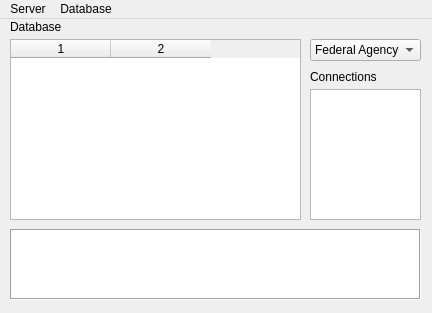
Old version of the form Server/server.ui in the repository Jasyer/Praktikum.
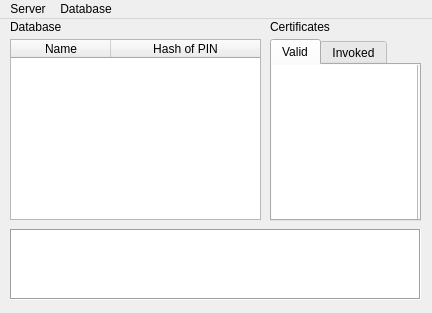
New version of the form.

Patch:
```diff
--- a/Server/server.ui
+++ b/Server/server.ui
@@ -42,18 +42,29 @@
      <rect>
       <x>10</x>
       <y>20</y>
-      <width>291</width>
+      <width>251</width>
       <height>181</height>
      </rect>
     </property>
     <property name="alternatingRowColors">
      <bool>false</bool>
     </property>
-    <property name="columnCount">
-     <number>2</number>
-    </property>
-    <column/>
-    <column/>
+    <attribute name="horizontalHeaderVisible">
+     <bool>true</bool>
+    </attribute>
+    <attribute name="horizontalHeaderStretchLastSection">
+     <bool>true</bool>
+    </attribute>
+    <column>
+     <property name="text">
+      <string>Name</string>
+     </property>
+    </column>
+    <column>
+     <property name="text">
+      <string>Hash of PIN</string>
+     </property>
+    </column>
    </widget>
    <widget class="QLabel" name="label">
     <property name="geometry">
@@ -68,63 +79,61 @@
      <string>Database</string>
     </property>
    </widget>
-   <widget class="QListWidget" name="listWidget">
-    <property name="geometry">
-     <rect>
-      <x>310</x>
-      <y>70</y>
-      <width>111</width>
-      <height>131</height>
-     </rect>
-    </property>
-    <property name="sizePolicy">
-     <sizepolicy hsizetype="Expanding" vsizetype="Expanding">
-      <horstretch>0</horstretch>
-      <verstretch>0</verstretch>
-     </sizepolicy>
-    </property>
-   </widget>
    <widget class="QLabel" name="label_2">
     <property name="geometry">
      <rect>
-      <x>310</x>
-      <y>50</y>
+      <x>270</x>
+      <y>0</y>
       <width>71</width>
       <height>16</height>
      </rect>
     </property>
     <property name="text">
-     <string>Connections</string>
+     <string>Certificates</string>
     </property>
    </widget>
-   <widget class="QComboBox" name="typeCompany">
+   <widget class="QTabWidget" name="certificates">
     <property name="geometry">
      <rect>
-      <x>310</x>
+      <x>270</x>
       <y>20</y>
-      <width>111</width>
-      <height>22</height>
+      <width>151</width>
+      <height>182</height>
      </rect>
     </property>
     <property name="currentIndex">
      <number>0</number>
     </property>
-    <property name="maxVisibleItems">
-     <number>2</number>
-    </property>
-    <property name="maxCount">
-     <number>2</number>
-    </property>
-    <item>
-     <property name="text">
-      <string>Federal Agency</string>
-     </property>
-    </item>
-    <item>
-     <property name="text">
-      <string>Ministry</string>
-     </property>
-    </item>
+    <widget class="QWidget" name="widget">
+     <attribute name="title">
+      <string>Valid</string>
+     </attribute>
+     <widget class="QListWidget" name="listCertValid">
+      <property name="geometry">
+       <rect>
+        <x>-1</x>
+        <y>-1</y>
+        <width>147</width>
+        <height>158</height>
+       </rect>
+      </property>
+     </widget>
+    </widget>
+    <widget class="QWidget" name="widget_2">
+     <attribute name="title">
+      <string>Invoked</string>
+     </attribute>
+     <widget class="QListWidget" name="listCertInvoked">
+      <property name="geometry">
+       <rect>
+        <x>-1</x>
+        <y>-1</y>
+        <width>147</width>
+        <height>158</height>
+       </rect>
+      </property>
+     </widget>
+    </widget>
    </widget>
   </widget>
   <widget class="QMenuBar" name="menuBar">
```
Left out of the diff: 2 changed lines with no effect on the pictures.
